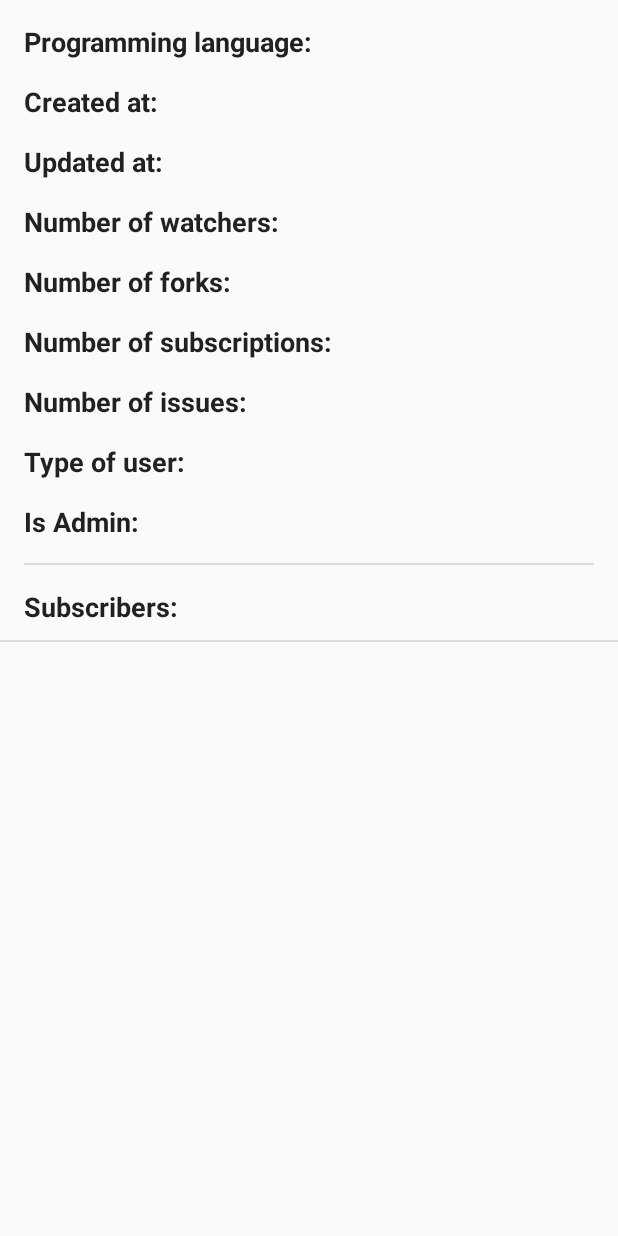
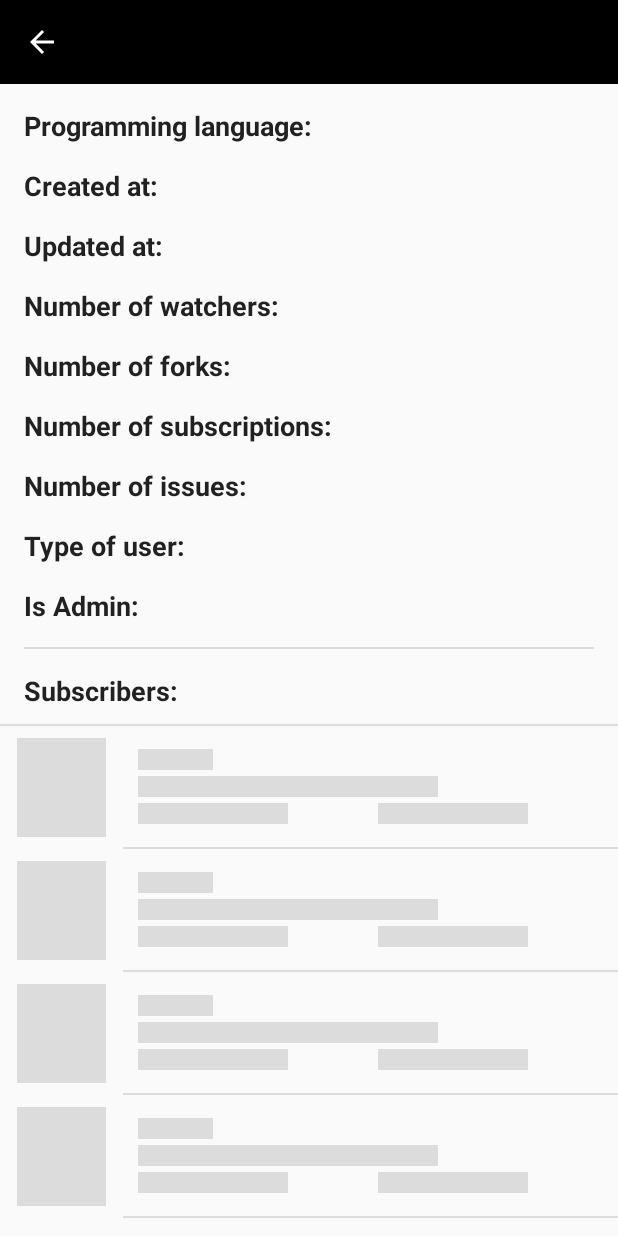
Before and after one commit to tompadree/gitHubReaderMVP_MVVM, an Android app: the layout fragment_git_results_details.xml on its own in the app's theme, with its tools: preview values and no code run, on a phone screen of 412 x 824 dp. Run offline under Robolectric (Android 15) with nearby library versions, the phone set to English and light mode, and no system bars.

```diff
--- a/app/src/main/AndroidManifest.xml
+++ b/app/src/main/AndroidManifest.xml
@@ -21,8 +21,7 @@
             android:name="com.githubreader.base.GitHubActivity"
             android:noHistory="true"
             android:screenOrientation="portrait"
-            >
-<!--            android:theme="@style/AppThemeNoActionBar"-->
+            android:theme="@style/AppThemeNoActionBar">
             <intent-filter>
                 <action android:name="android.intent.action.MAIN" />
 
--- a/app/src/main/java/com/githubreader/data/source/GitHubResultsDataSource.kt
+++ b/app/src/main/java/com/githubreader/data/source/GitHubResultsDataSource.kt
@@ -11,9 +11,9 @@ import com.githubreader.data.models.RepoObject
  */
 interface GitHubResultsDataSource {
 
-    fun observeRepos(): LiveData<Result<List<RepoObject>>>
+    fun observeRepos(repoName: String = "a"): LiveData<Result<List<RepoObject>>>
 
-    fun observeSubscribers(): LiveData<Result<List<OwnerObject>>>
+    fun observeSubscribers(repoName: String): LiveData<Result<List<OwnerObject>>>
 
     suspend fun saveGitHubResultsDB(repoName: String, githubResults: List<RepoObject>)
 
--- a/app/src/main/java/com/githubreader/data/source/GitHubResultsRepository.kt
+++ b/app/src/main/java/com/githubreader/data/source/GitHubResultsRepository.kt
@@ -11,9 +11,9 @@ import com.githubreader.data.models.Result
 
 interface GitHubResultsRepository {
 
-    fun observeRepos(): LiveData<Result<List<RepoObject>>>
+    fun observeRepos(repoName: String = "a"): LiveData<Result<List<RepoObject>>>
 
-    fun observeSubscribers(): LiveData<Result<List<OwnerObject>>>
+    fun observeSubscribers(repoName: String): LiveData<Result<List<OwnerObject>>>
 
     suspend fun saveGitHubResultsDB(repoName: String, githubResults: List<RepoObject>)
 
--- a/app/src/main/java/com/githubreader/data/source/remote/GitHubResultsRemoteDataSource.kt
+++ b/app/src/main/java/com/githubreader/data/source/remote/GitHubResultsRemoteDataSource.kt
@@ -20,9 +20,9 @@ class GitHubResultsRemoteDataSource(private val githubApi: GithubApi): GitHubRes
 
     private val observableOwners = MutableLiveData<Result<List<OwnerObject>>>()
 
-    override fun observeRepos(): LiveData<Result<List<RepoObject>>> = observableRepos
+    override fun observeRepos(repoName: String): LiveData<Result<List<RepoObject>>> = observableRepos
 
-    override fun observeSubscribers(): LiveData<Result<List<OwnerObject>>> = observableOwners
+    override fun observeSubscribers(repoName: String): LiveData<Result<List<OwnerObject>>> = observableOwners
 
     override suspend fun getGitHubResults(repoName: String, page: Int, per_page: Int): Result<List<RepoObject>> {
         val response =
--- a/app/src/main/java/com/githubreader/data/source/remote/api/APIConstants.kt
+++ b/app/src/main/java/com/githubreader/data/source/remote/api/APIConstants.kt
@@ -12,7 +12,7 @@ interface APIConstants {
         const val API_URL_GET_SEARCH = "/search/repositories"
         const val API_URL_GET_REPO = "/repos"
 
-        const val DUMMY_SEARCH = "created:>2018-09-01"
+        const val DUMMY_SEARCH = "a" //created:>2018-09-01"
 
         const val CONTENT_TYPE = "Content-Type: application/json; charset=utf-8"
 
--- a/app/src/main/java/com/githubreader/gitresultsdetails/GitResultsDetailsViewModel.kt
+++ b/app/src/main/java/com/githubreader/gitresultsdetails/GitResultsDetailsViewModel.kt
@@ -42,7 +42,7 @@ class GitResultsDetailsViewModel(private val repository: GitHubResultsRepository
                 }
             }
 
-            repository.observeSubscribers().map {
+            repository.observeSubscribers(_parentRepoObject.get()!!.repoName).map {
                 handleResponseWithError(it)!! }
         }
 
--- a/app/src/main/res/layout/fragment_git_results_details.xml
+++ b/app/src/main/res/layout/fragment_git_results_details.xml
@@ -19,8 +19,6 @@
         android:layout_width="match_parent"
         android:layout_height="match_parent">
 
-
-
 <!--        <com.githubreader.base.ScrollChildSwipeRefreshLayout-->
 <!--            android:id="@+id/gitResultDetailsFragSwipeLayout"-->
 <!--            android:layout_width="match_parent"-->
@@ -32,6 +30,13 @@
                 android:layout_width="match_parent"
                 android:layout_height="match_parent"
                 android:orientation="vertical">
+
+                <androidx.appcompat.widget.Toolbar
+                    android:id="@+id/gitResultDetailsToolbar"
+                    android:layout_width="match_parent"
+                    android:layout_height="wrap_content"
+                    android:theme="@style/AppThemeNoActionBarToolbar"
+                    app:navigationIcon="?attr/homeAsUpIndicator"/>
 
                 <include layout="@layout/layout_repo_details"/>
 
@@ -55,7 +60,32 @@
                 <!--android:orientation="vertical">-->
 
                 <!--<include layout="@layout/layout_repo_details" />-->
+                <com.facebook.shimmer.ShimmerFrameLayout
+                    android:id="@+id/shimmerViewContainerDetails"
+                    android:layout_width="wrap_content"
+                    android:layout_height="wrap_content"
+                    android:layout_gravity="center"
+                    android:orientation="vertical"
+                    shimmer:duration="300">
+                    <!--                android:visibility="@{viewModel.empty ? View.VISIBLE : View.GONE}">-->
 
+                    <!-- Adding 7 rows of placeholders -->
+                    <LinearLayout
+                        android:layout_width="match_parent"
+                        android:layout_height="wrap_content"
+                        android:orientation="vertical">
+
+                        <include layout="@layout/item_placeholder" />
+
+                        <include layout="@layout/item_placeholder" />
+
+                        <include layout="@layout/item_placeholder" />
+
+                        <include layout="@layout/item_placeholder" />
+
+                    </LinearLayout>
+
+                </com.facebook.shimmer.ShimmerFrameLayout>
 
                 <androidx.recyclerview.widget.RecyclerView
                     android:id="@+id/repo_detail_subscribers_rv"
--- a/app/src/main/res/values/styles.xml
+++ b/app/src/main/res/values/styles.xml
@@ -30,4 +30,14 @@
         <item name="android:textSize">18sp</item>
     </style>
 
+    <style name="AppThemeNoActionBarToolbar" parent="ThemeOverlay.AppCompat.Dark.ActionBar">
+        <item name="colorPrimary">@color/app_black</item>
+        <item name="colorPrimaryDark">@color/white</item>
+        <item name="colorAccent">@color/white</item>
+
+        <item name="android:textColor">@color/app_black</item>
+        <item name="colorControlNormal">@color/white</item>
+        <item name="android:background">@color/app_black</item>
+    </style>
+
 </resources>
```
Also changed, not shown: app/src/main/java/com/githubreader/base/GitHubActivity.kt (+0 -50 lines), app/src/main/java/com/githubreader/data/source/GitHubResultsRepositoryImpl.kt (+4 -4 lines), app/src/main/java/com/githubreader/data/source/local/GitHubDAO.kt (+4 -4 lines), app/src/main/java/com/githubreader/data/source/local/GitHubResultsLocalDataSource.kt (+14 -8 lines), app/src/main/java/com/githubreader/gitresults/GitResultsBinding.kt (+60 -0 lines), app/src/main/java/com/githubreader/gitresults/GitResultsFragment.kt (+25 -13 lines), app/src/main/java/com/githubreader/gitresults/GitResultsViewModel.kt (+15 -8 lines), app/src/main/java/com/githubreader/gitresultsdetails/GitResultsDetailsFragment.kt (+24 -8 lines), app/src/main/res/layout/fragment_git_results.xml (+12 -2 lines).
